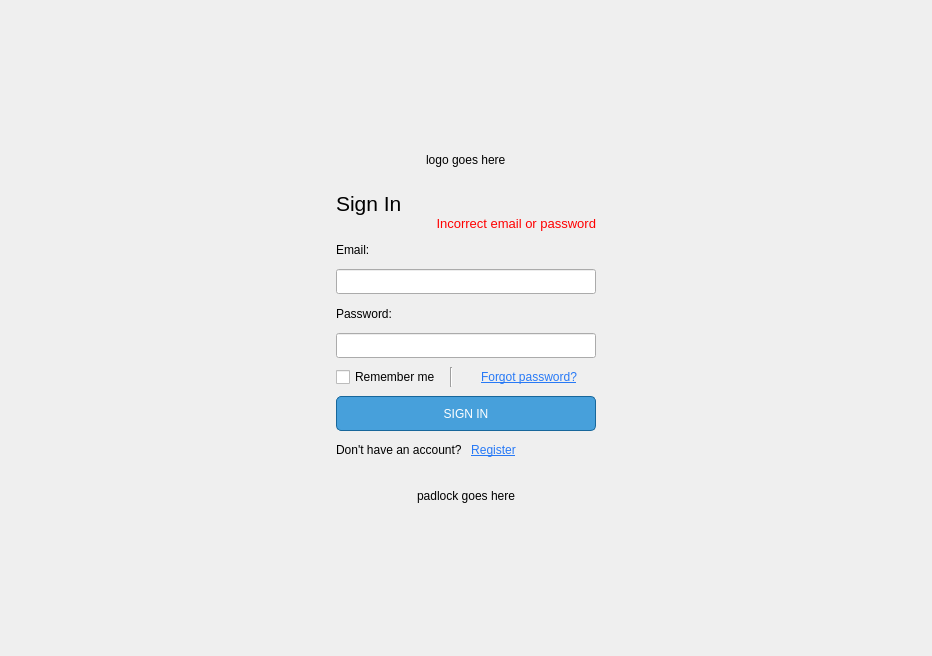
Old version of the form DonationMining/src/LoginWidget.ui in the repository jondef/MiningForHumanity.
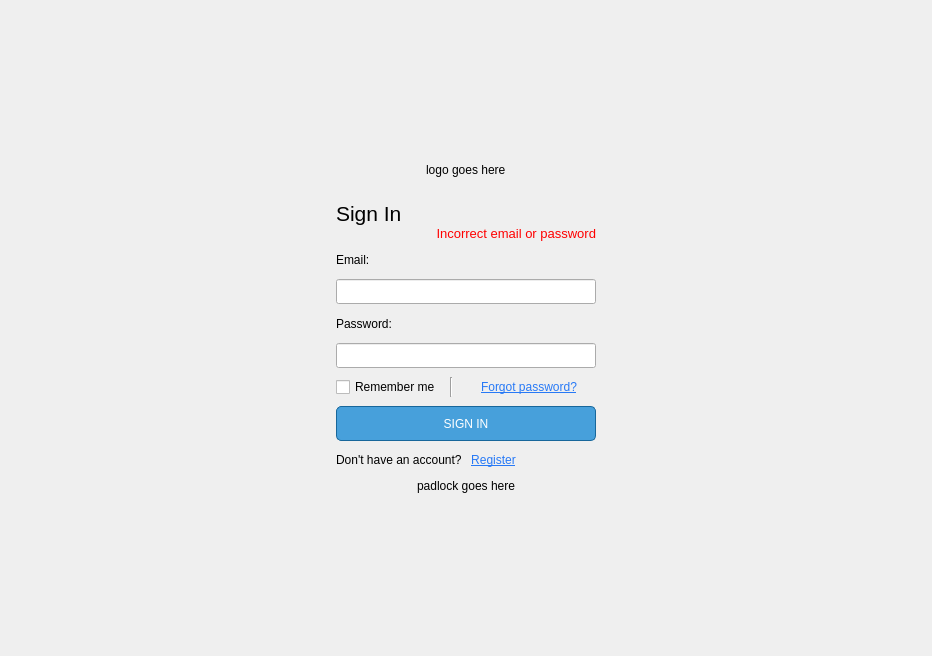
New version of the form. Custom widgets are drawn as their Qt base class.

Commit message: Made some changes to make it compilable in 32 bits for windows

The edit to the form file:
```diff
--- a/DonationMining/src/LoginWidget.ui
+++ b/DonationMining/src/LoginWidget.ui
@@ -651,7 +651,7 @@
          <item row="3" column="0">
           <layout class="QHBoxLayout" name="horizontalLayout_6">
            <property name="topMargin">
-            <number>20</number>
+            <number>0</number>
            </property>
            <item>
             <spacer name="horizontalSpacer_3">
```
